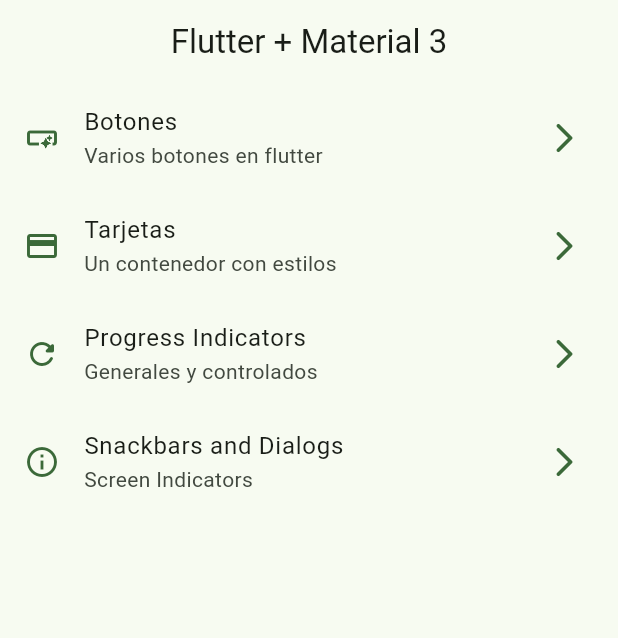
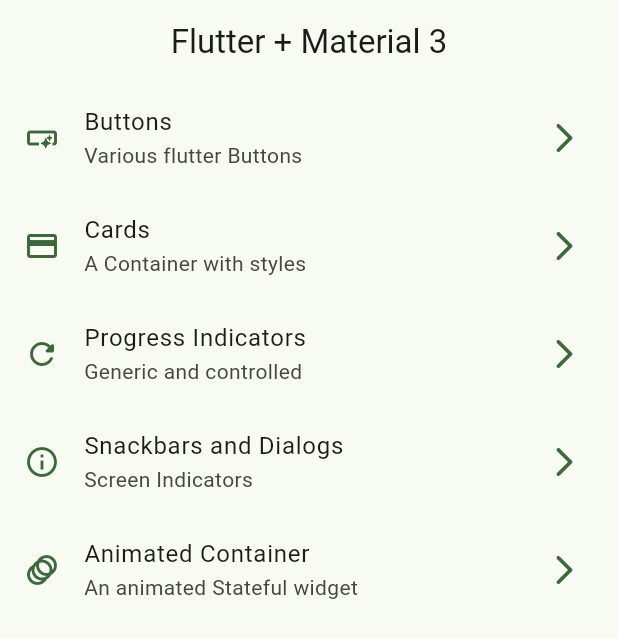
Before and after one commit to SebasRDev/widget_app, a Flutter app: the screen it shows after launch, on a phone screen of 412 x 824 dp. Shown: the top 638 px of the screen. Run offline on Flutter 3.47's test engine with Material 2 defaults, Android fonts, the phone set to English and light mode, and no system bars; our stand-ins replace go_router.

Commit message:
animated container first

```diff
--- a/lib/config/menu/menu_items.dart
+++ b/lib/config/menu/menu_items.dart
@@ -17,20 +17,20 @@ class MenuItem {
 
 const appMenuItems = <MenuItem>[
   MenuItem(
-    title: 'Botones',
-    subtitle: 'Varios botones en flutter',
+    title: 'Buttons',
+    subtitle: 'Various flutter Buttons',
     url: '/buttons',
     icon: Icons.smart_button_outlined
   ),
   MenuItem(
-    title: 'Tarjetas',
-    subtitle: 'Un contenedor con estilos',
+    title: 'Cards',
+    subtitle: 'A Container with styles',
     url: '/cards',
     icon: Icons.credit_card
   ),
   MenuItem(
     title: 'Progress Indicators',
-    subtitle: 'Generales y controlados',
+    subtitle: 'Generic and controlled',
     url: '/progress',
     icon: Icons.refresh_rounded
   ),
@@ -40,4 +40,10 @@ const appMenuItems = <MenuItem>[
     url: '/snackbars',
     icon: Icons.info_outline
   ),
+  MenuItem(
+    title: 'Animated Container',
+    subtitle: 'An animated Stateful widget',
+    url: '/animated',
+    icon: Icons.animation_rounded
+  ),
 ];
--- a/lib/config/router/app_router.dart
+++ b/lib/config/router/app_router.dart
@@ -30,5 +30,10 @@ final appRouter = GoRouter(
       name: SnackbarScreen.name,
       builder: (context, state) => const SnackbarScreen(),
     ),
+    GoRoute(
+      path: '/animated',
+      name: AnimatedScreen.name,
+      builder: (context, state) => const AnimatedScreen(),
+    ),
   ],
 );
```
Also changed, not shown: lib/presentation/screens/animated/animated_screen.dart (+18 -1 lines).
